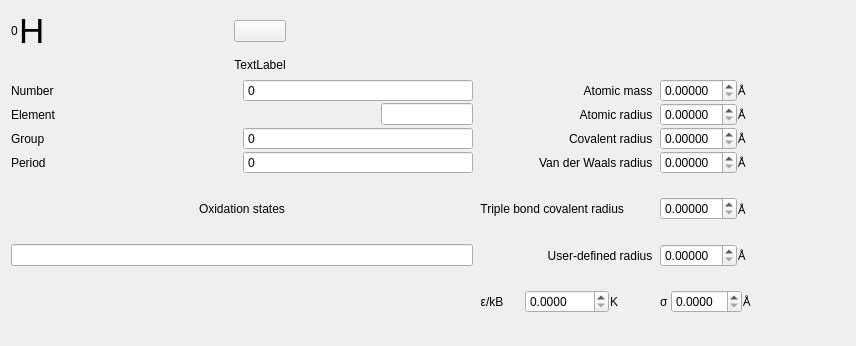
Before: the Qt Designer form iraspa/iraspagui/elementsform.ui in iRASPA/iRASPA-QT, drawn with Qt 5.
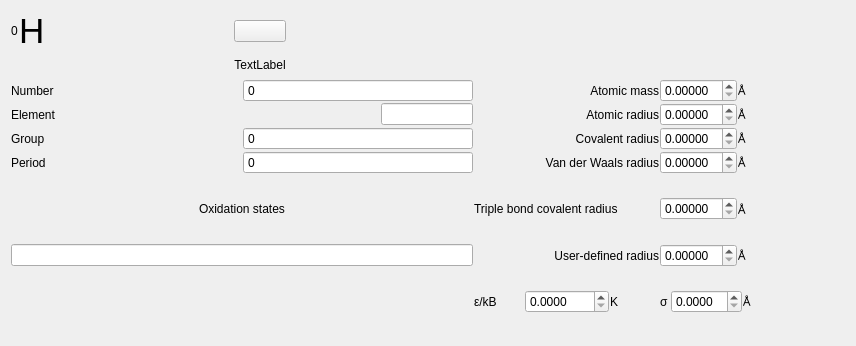
After: the same form once the commit is applied. Custom widgets are drawn as their Qt base class.

Diff of the .ui file:
```diff
--- a/iraspa/iraspagui/elementsform.ui
+++ b/iraspa/iraspagui/elementsform.ui
@@ -28,7 +28,7 @@
      <item row="5" column="1">
       <widget class="QLabel" name="label_20">
        <property name="text">
-        <string>  Triple bond covalent radius  </string>
+        <string>Triple bond covalent radius</string>
        </property>
       </widget>
      </item>
@@ -184,7 +184,7 @@
      <item row="4" column="1">
       <widget class="QLabel" name="label_17">
        <property name="text">
-        <string>Van der Waals radius  </string>
+        <string>Van der Waals radius</string>
        </property>
        <property name="alignment">
         <set>Qt::AlignRight|Qt::AlignTrailing|Qt::AlignVCenter</set>
@@ -194,7 +194,7 @@
      <item row="1" column="1">
       <widget class="QLabel" name="label_8">
        <property name="text">
-        <string>Atomic mass  </string>
+        <string>Atomic mass</string>
        </property>
        <property name="alignment">
         <set>Qt::AlignRight|Qt::AlignTrailing|Qt::AlignVCenter</set>
@@ -204,7 +204,7 @@
      <item row="2" column="1">
       <widget class="QLabel" name="label_16">
        <property name="text">
-        <string>Atomic radius  </string>
+        <string>Atomic radius</string>
        </property>
        <property name="alignment">
         <set>Qt::AlignRight|Qt::AlignTrailing|Qt::AlignVCenter</set>
@@ -365,7 +365,7 @@
      <item row="3" column="1">
       <widget class="QLabel" name="label_15">
        <property name="text">
-        <string>Covalent radius  </string>
+        <string>Covalent radius</string>
        </property>
        <property name="alignment">
         <set>Qt::AlignRight|Qt::AlignTrailing|Qt::AlignVCenter</set>
@@ -390,7 +390,7 @@
        <item>
         <widget class="QLabel" name="label_2">
          <property name="text">
-          <string>  ε/kB</string>
+          <string>ε/kB</string>
          </property>
         </widget>
        </item>
@@ -432,7 +432,7 @@
      <item row="6" column="1">
       <widget class="QLabel" name="label_25">
        <property name="text">
-        <string>User-defined radius  </string>
+        <string>User-defined radius</string>
        </property>
        <property name="alignment">
         <set>Qt::AlignRight|Qt::AlignTrailing|Qt::AlignVCenter</set>
```
